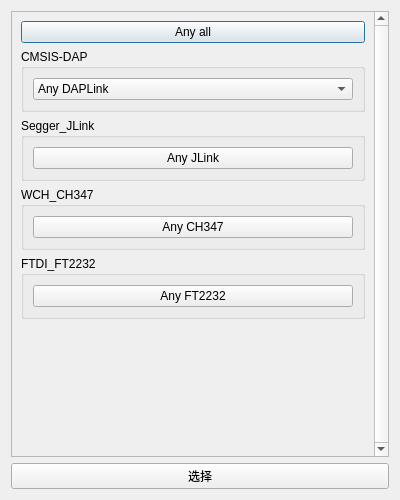
The window that src/enum_writer_list.ui (ma6254/QDAP) describes before a commit, drawn with Qt 5.
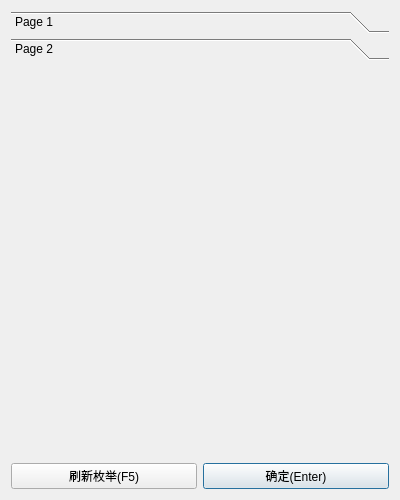
The same window after the commit.

Commit message: impl dap_usb_bulk enum and devices select dialog

```diff
--- a/src/enum_writer_list.ui
+++ b/src/enum_writer_list.ui
@@ -13,126 +13,61 @@
   <property name="windowTitle">
    <string>请选择一个烧录器</string>
   </property>
-  <layout class="QVBoxLayout" name="verticalLayout">
-   <item>
-    <widget class="QScrollArea" name="scrollArea">
-     <property name="verticalScrollBarPolicy">
-      <enum>Qt::ScrollBarAlwaysOn</enum>
-     </property>
-     <property name="horizontalScrollBarPolicy">
-      <enum>Qt::ScrollBarAlwaysOff</enum>
-     </property>
-     <property name="widgetResizable">
-      <bool>true</bool>
-     </property>
-     <widget class="QWidget" name="scrollAreaWidgetContents">
-      <property name="geometry">
-       <rect>
-        <x>0</x>
-        <y>0</y>
-        <width>359</width>
-        <height>446</height>
-       </rect>
-      </property>
-      <layout class="QVBoxLayout" name="verticalLayout_2">
-       <item>
-        <widget class="QPushButton" name="btn_any">
-         <property name="text">
-          <string>Any all</string>
-         </property>
-         <property name="checkable">
-          <bool>false</bool>
-         </property>
-        </widget>
-       </item>
-       <item>
-        <widget class="QGroupBox" name="gbox_cmsis_dap">
-         <property name="title">
-          <string>CMSIS-DAP</string>
-         </property>
-         <layout class="QVBoxLayout" name="verticalLayout_3">
-          <item>
-           <widget class="QComboBox" name="comboBox_daplink">
-            <item>
-             <property name="text">
-              <string>Any DAPLink</string>
-             </property>
-            </item>
-           </widget>
-          </item>
-         </layout>
-        </widget>
-       </item>
-       <item>
-        <widget class="QGroupBox" name="gbox_jlink">
-         <property name="title">
-          <string>Segger_JLink</string>
-         </property>
-         <layout class="QVBoxLayout" name="verticalLayout_4">
-          <item>
-           <widget class="QPushButton" name="btn_any_jlink">
-            <property name="text">
-             <string>Any JLink</string>
-            </property>
-           </widget>
-          </item>
-         </layout>
-        </widget>
-       </item>
-       <item>
-        <widget class="QGroupBox" name="gbox_ch347">
-         <property name="title">
-          <string>WCH_CH347</string>
-         </property>
-         <layout class="QVBoxLayout" name="verticalLayout_5">
-          <item>
-           <widget class="QPushButton" name="btn_any_ch347">
-            <property name="text">
-             <string>Any CH347</string>
-            </property>
-           </widget>
-          </item>
-         </layout>
-        </widget>
-       </item>
-       <item>
-        <widget class="QGroupBox" name="gbox_ft2232">
-         <property name="title">
-          <string>FTDI_FT2232</string>
-         </property>
-         <layout class="QVBoxLayout" name="verticalLayout_6">
-          <item>
-           <widget class="QPushButton" name="btn_any_ft2232">
-            <property name="text">
-             <string>Any FT2232</string>
-            </property>
-           </widget>
-          </item>
-         </layout>
-        </widget>
-       </item>
-       <item>
-        <spacer name="verticalSpacer">
-         <property name="orientation">
-          <enum>Qt::Vertical</enum>
-         </property>
-         <property name="sizeHint" stdset="0">
-          <size>
-           <width>20</width>
-           <height>40</height>
-          </size>
-         </property>
-        </spacer>
-       </item>
-      </layout>
-     </widget>
-    </widget>
-   </item>
-   <item>
+  <layout class="QGridLayout" name="gridLayout">
+   <item row="1" column="1">
     <widget class="QPushButton" name="btn_ok">
      <property name="text">
-      <string>选择</string>
+      <string>确定(Enter)</string>
      </property>
+     <property name="shortcut">
+      <string>Return</string>
+     </property>
+    </widget>
+   </item>
+   <item row="1" column="0">
+    <widget class="QPushButton" name="btn_refresh_enum_devices">
+     <property name="text">
+      <string>刷新枚举(F5)</string>
+     </property>
+     <property name="shortcut">
+      <string>F5</string>
+     </property>
+    </widget>
+   </item>
+   <item row="0" column="0" colspan="2">
+    <widget class="QToolBox" name="collapse">
+     <property name="currentIndex">
+      <number>1</number>
+     </property>
+     <property name="tabSpacing">
+      <number>5</number>
+     </property>
+     <widget class="QWidget" name="page">
+      <property name="geometry">
+       <rect>
+        <x>0</x>
+        <y>0</y>
+        <width>382</width>
+        <height>397</height>
+       </rect>
+      </property>
+      <attribute name="label">
+       <string>Page 1</string>
+      </attribute>
+     </widget>
+     <widget class="QWidget" name="page_2">
+      <property name="geometry">
+       <rect>
+        <x>0</x>
+        <y>0</y>
+        <width>382</width>
+        <height>397</height>
+       </rect>
+      </property>
+      <attribute name="label">
+       <string>Page 2</string>
+      </attribute>
+     </widget>
     </widget>
    </item>
   </layout>
```
The commit also changes 22 other files.
